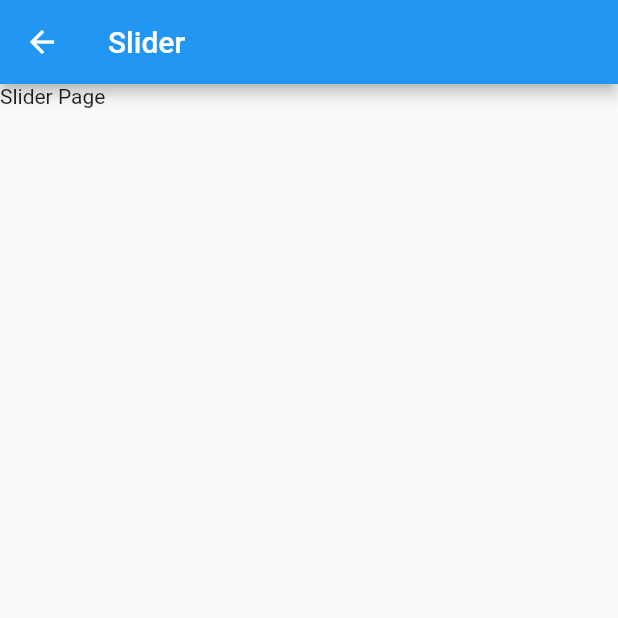
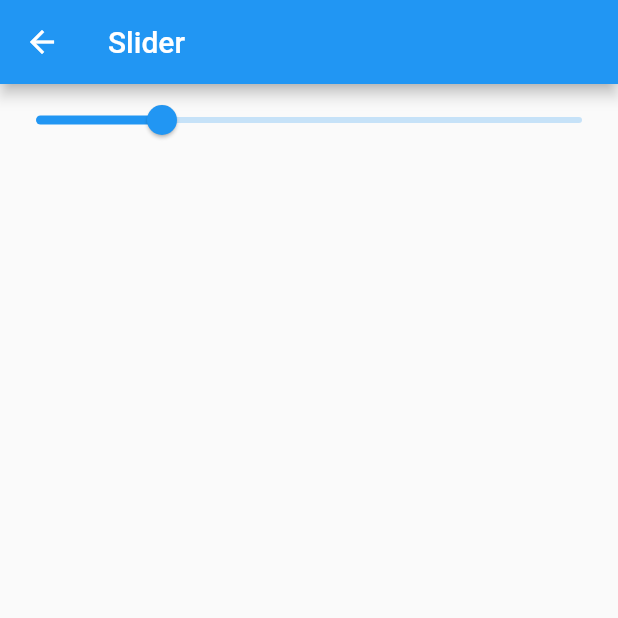
Before and after one commit to jela3105/IntroFlutter, a Flutter app: the SliderPage screen opened by its route, on a phone screen of 412 x 824 dp, the top half of it. Run offline on Flutter 3.47's test engine with Material 2 defaults, Android fonts, the phone set to English and light mode, and no system bars.

Commit message:
Example of Slider

```diff
--- a/lib/src/pages/slider_page.dart
+++ b/lib/src/pages/slider_page.dart
@@ -6,6 +6,8 @@ class SliderPage extends StatefulWidget {
 }
 
 class _SliderPageState extends State<SliderPage> {
+  double _sliderValue = 100.0;
+
   @override
   Widget build(BuildContext context) {
     return Scaffold(
@@ -13,8 +15,23 @@ class _SliderPageState extends State<SliderPage> {
         title: Text('Slider'),
       ),
       body: Container(
-        child: Text('Slider Page'),
+        child: Column(
+          children: <Widget>[_createSlider()],
+        ),
       ),
     );
   }
+
+  Widget _createSlider() {
+    return Slider(
+      value: _sliderValue,
+      min: 10.0,
+      max: 400.0,
+      onChanged: (value) {
+        setState(() {
+          _sliderValue = value;
+        });
+      },
+    );
+  }
 }
```
